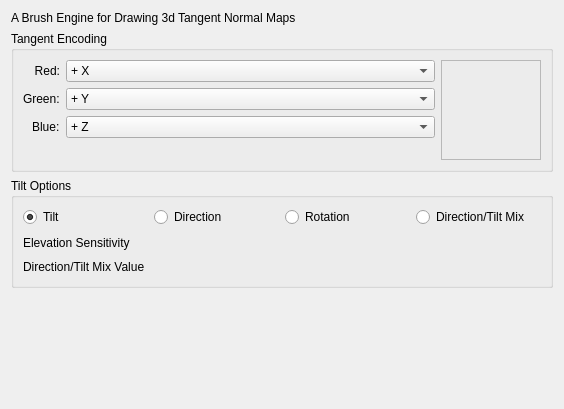
This is plugins/paintops/tangentnormal/wdgtangenttiltoption.ui in KDE/krita as Qt 5 draws it before an edit. The edited form follows.
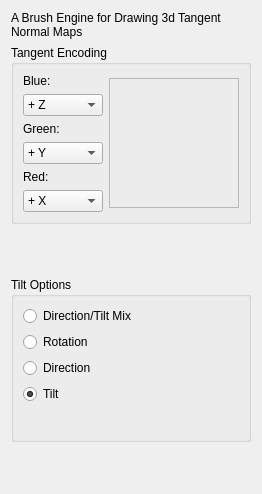
This is the edited form. Custom widgets are drawn as their Qt base class.

Commit message: update tangent normal brush options to make it less wide

The edit to the form file:
```diff
--- a/plugins/paintops/tangentnormal/wdgtangenttiltoption.ui
+++ b/plugins/paintops/tangentnormal/wdgtangenttiltoption.ui
@@ -6,8 +6,8 @@
    <rect>
     <x>0</x>
     <y>0</y>
-    <width>564</width>
-    <height>409</height>
+    <width>262</width>
+    <height>494</height>
    </rect>
   </property>
   <property name="sizePolicy">
@@ -18,16 +18,19 @@
   </property>
   <property name="minimumSize">
    <size>
-    <width>425</width>
-    <height>260</height>
+    <width>50</width>
+    <height>50</height>
    </size>
   </property>
-  <layout class="QVBoxLayout" name="verticalLayout">
+  <layout class="QVBoxLayout" name="verticalLayout_3">
    <item>
     <widget class="QLabel" name="label">
      <property name="text">
       <string extracomment="This is a type of normal map used in 3d rendering. Normal in this case reffers to the Normal in the law of Reflection by William Snellius">A Brush Engine for Drawing 3d Tangent Normal Maps</string>
      </property>
+     <property name="wordWrap">
+      <bool>true</bool>
+     </property>
     </widget>
    </item>
    <item>
@@ -40,106 +43,15 @@
      </property>
      <layout class="QHBoxLayout" name="horizontalLayout">
       <item>
-       <layout class="QFormLayout" name="swizzlebox">
-        <property name="labelAlignment">
-         <set>Qt::AlignRight|Qt::AlignTrailing|Qt::AlignVCenter</set>
-        </property>
-        <item row="0" column="0">
-         <widget class="QLabel" name="RedLabel">
-          <property name="text">
-           <string>Red:</string>
-          </property>
-          <property name="alignment">
-           <set>Qt::AlignRight|Qt::AlignTrailing|Qt::AlignVCenter</set>
-          </property>
-         </widget>
-        </item>
-        <item row="1" column="1">
-         <widget class="QComboBox" name="comboGreen">
-          <property name="currentIndex">
-           <number>2</number>
-          </property>
-          <item>
-           <property name="text">
-            <string extracomment="Positive horizontal axis">+ X</string>
-           </property>
-          </item>
-          <item>
-           <property name="text">
-            <string extracomment="Negative horizontal axis">- X</string>
-           </property>
-          </item>
-          <item>
-           <property name="text">
-            <string extracomment="Positive vertical axis">+ Y</string>
-           </property>
-          </item>
-          <item>
-           <property name="text">
-            <string extracomment="Negative vertical axis">- Y</string>
-           </property>
-          </item>
-          <item>
-           <property name="text">
-            <string extracomment="Positive height axis">+ Z</string>
-           </property>
-          </item>
-          <item>
-           <property name="text">
-            <string extracomment="negative height axis">- Z</string>
-           </property>
-          </item>
-         </widget>
-        </item>
-        <item row="1" column="0">
-         <widget class="QLabel" name="GreenLabel">
-          <property name="text">
-           <string>Green:</string>
-          </property>
-         </widget>
-        </item>
-        <item row="0" column="1">
-         <widget class="QComboBox" name="comboRed">
-          <item>
-           <property name="text">
-            <string extracomment="Positive horizontal axis">+ X</string>
-           </property>
-          </item>
-          <item>
-           <property name="text">
-            <string extracomment="Negative horizontal axis">- X</string>
-           </property>
-          </item>
-          <item>
-           <property name="text">
-            <string extracomment="Positive vertical axis">+ Y</string>
-           </property>
-          </item>
-          <item>
-           <property name="text">
-            <string extracomment="Negative vertical axis">- Y</string>
-           </property>
-          </item>
-          <item>
-           <property name="text">
-            <string extracomment="Positive height axis">+ Z</string>
-           </property>
-          </item>
-          <item>
-           <property name="text">
-            <string extracomment="negative height axis">- Z</string>
-           </property>
-          </item>
-         </widget>
-        </item>
-        <item row="2" column="0">
+       <layout class="QVBoxLayout" name="verticalLayout_4">
+        <item>
          <widget class="QLabel" name="BlueLabel">
           <property name="text">
            <string>Blue:</string>
           </property>
          </widget>
         </item>
-        <item row="2" column="1">
+        <item>
          <widget class="QComboBox" name="comboBlue">
           <property name="currentIndex">
            <number>4</number>
@@ -176,6 +88,94 @@
           </item>
          </widget>
         </item>
+        <item>
+         <widget class="QLabel" name="GreenLabel">
+          <property name="text">
+           <string>Green:</string>
+          </property>
+         </widget>
+        </item>
+        <item>
+         <widget class="QComboBox" name="comboGreen">
+          <property name="currentIndex">
+           <number>2</number>
+          </property>
+          <item>
+           <property name="text">
+            <string extracomment="Positive horizontal axis">+ X</string>
+           </property>
+          </item>
+          <item>
+           <property name="text">
+            <string extracomment="Negative horizontal axis">- X</string>
+           </property>
+          </item>
+          <item>
+           <property name="text">
+            <string extracomment="Positive vertical axis">+ Y</string>
+           </property>
+          </item>
+          <item>
+           <property name="text">
+            <string extracomment="Negative vertical axis">- Y</string>
+           </property>
+          </item>
+          <item>
+           <property name="text">
+            <string extracomment="Positive height axis">+ Z</string>
+           </property>
+          </item>
+          <item>
+           <property name="text">
+            <string extracomment="negative height axis">- Z</string>
+           </property>
+          </item>
+         </widget>
+        </item>
+        <item>
+         <widget class="QLabel" name="RedLabel">
+          <property name="text">
+           <string>Red:</string>
+          </property>
+          <property name="alignment">
+           <set>Qt::AlignLeading|Qt::AlignLeft|Qt::AlignVCenter</set>
+          </property>
+         </widget>
+        </item>
+        <item>
+         <widget class="QComboBox" name="comboRed">
+          <item>
+           <property name="text">
+            <string extracomment="Positive horizontal axis">+ X</string>
+           </property>
+          </item>
+          <item>
+           <property name="text">
+            <string extracomment="Negative horizontal axis">- X</string>
+           </property>
+          </item>
+          <item>
+           <property name="text">
+            <string extracomment="Positive vertical axis">+ Y</string>
+           </property>
+          </item>
+          <item>
+           <property name="text">
+            <string extracomment="Negative vertical axis">- Y</string>
+           </property>
+          </item>
+          <item>
+           <property name="text">
+            <string extracomment="Positive height axis">+ Z</string>
+           </property>
+          </item>
+          <item>
+           <property name="text">
+            <string extracomment="negative height axis">- Z</string>
+           </property>
+          </item>
+         </widget>
+        </item>
        </layout>
       </item>
       <item>
@@ -188,8 +188,14 @@
         </property>
         <property name="minimumSize">
          <size>
-          <width>100</width>
-          <height>100</height>
+          <width>130</width>
+          <height>130</height>
+         </size>
+        </property>
+        <property name="maximumSize">
+         <size>
+          <width>130</width>
+          <height>130</height>
          </size>
         </property>
         <property name="frameShape">
@@ -209,6 +215,22 @@
      </layout>
     </widget>
    </item>
+   <item>
+    <widget class="KisDoubleSliderSpinBox" name="sliderElevationSensitivity" native="true">
+     <property name="sizePolicy">
+      <sizepolicy hsizetype="Expanding" vsizetype="Expanding">
+       <horstretch>0</horstretch>
+       <verstretch>0</verstretch>
+      </sizepolicy>
+     </property>
+     <property name="minimumSize">
+      <size>
+       <width>20</width>
+       <height>20</height>
+      </size>
+     </property>
+    </widget>
+   </item>
    <item>
     <widget class="QGroupBox" name="TiltOptions">
      <property name="title">
@@ -216,7 +238,37 @@
      </property>
      <layout class="QVBoxLayout" name="verticalLayout_2">
       <item>
-       <layout class="QHBoxLayout" name="horizontalLayout_2">
+       <layout class="QVBoxLayout" name="verticalLayout">
+        <item>
+         <widget class="QRadioButton" name="optionMix">
+          <property name="toolTip">
+           <string>&lt;html&gt;&lt;head/&gt;&lt;body&gt;&lt;p&gt;Mix Tilt and Drawing angle to determine the X and Y-axes, while tilt-elevation is used for the Z-axis.&lt;/p&gt;&lt;/body&gt;&lt;/html&gt;</string>
+          </property>
+          <property name="text">
+           <string>Direction/Tilt Mix</string>
+          </property>
+         </widget>
+        </item>
+        <item>
+         <widget class="QRadioButton" name="optionRotation">
+          <property name="toolTip">
+           <string>&lt;html&gt;&lt;head/&gt;&lt;body&gt;&lt;p&gt;Use the rotation sensor available in certain pens to determine the X and Y-axes, while tilt-elevation is used for the Z-axis.&lt;/p&gt;&lt;/body&gt;&lt;/html&gt;</string>
+          </property>
+          <property name="text">
+           <string>Rotation</string>
+          </property>
+         </widget>
+        </item>
+        <item>
+         <widget class="QRadioButton" name="optionDirection">
+          <property name="toolTip">
+           <string>&lt;html&gt;&lt;head/&gt;&lt;body&gt;&lt;p&gt;Use the drawing direction to determine the X and Y-axes, while tilt-elevation is used for the Z-axis.&lt;/p&gt;&lt;/body&gt;&lt;/html&gt;</string>
+          </property>
+          <property name="text">
+           <string>Direction</string>
+          </property>
+         </widget>
+        </item>
         <item>
          <widget class="QRadioButton" name="optionTilt">
           <property name="toolTip">
@@ -230,64 +282,10 @@
           </property>
          </widget>
         </item>
-        <item>
-         <widget class="QRadioButton" name="optionDirection">
-          <property name="toolTip">
-           <string>&lt;html&gt;&lt;head/&gt;&lt;body&gt;&lt;p&gt;Use the drawing direction to determine the X and Y-axes, while tilt-elevation is used for the Z-axis.&lt;/p&gt;&lt;/body&gt;&lt;/html&gt;</string>
-          </property>
-          <property name="text">
-           <string>Direction</string>
-          </property>
-         </widget>
-        </item>
-        <item>
-         <widget class="QRadioButton" name="optionRotation">
-          <property name="toolTip">
-           <string>&lt;html&gt;&lt;head/&gt;&lt;body&gt;&lt;p&gt;Use the rotation sensor available in certain pens to determine the X and Y-axes, while tilt-elevation is used for the Z-axis.&lt;/p&gt;&lt;/body&gt;&lt;/html&gt;</string>
-          </property>
-          <property name="text">
-           <string>Rotation</string>
-          </property>
-         </widget>
-        </item>
-        <item>
-         <widget class="QRadioButton" name="optionMix">
-          <property name="toolTip">
-           <string>&lt;html&gt;&lt;head/&gt;&lt;body&gt;&lt;p&gt;Mix Tilt and Drawing angle to determine the X and Y-axes, while tilt-elevation is used for the Z-axis.&lt;/p&gt;&lt;/body&gt;&lt;/html&gt;</string>
-          </property>
-          <property name="text">
-           <string>Direction/Tilt Mix</string>
-          </property>
-         </widget>
-        </item>
        </layout>
       </item>
       <item>
        <layout class="QFormLayout" name="formLayout">
-        <item row="0" column="0">
-         <widget class="QLabel" name="L_elevation">
-          <property name="text">
-           <string>Elevation Sensitivity</string>
-          </property>
-         </widget>
-        </item>
-        <item row="0" column="1">
-         <widget class="KisDoubleSliderSpinBox" name="sliderElevationSensitivity" native="true">
-          <property name="sizePolicy">
-           <sizepolicy hsizetype="Expanding" vsizetype="Expanding">
-            <horstretch>0</horstretch>
-            <verstretch>0</verstretch>
-           </sizepolicy>
-          </property>
-         </widget>
-        </item>
-        <item row="1" column="0">
-         <widget class="QLabel" name="L_mix">
-          <property name="text">
-           <string>Direction/Tilt Mix Value</string>
-          </property>
-         </widget>
-        </item>
         <item row="1" column="1">
          <widget class="KisDoubleSliderSpinBox" name="sliderMixValue" native="true">
           <property name="sizePolicy">
@@ -296,6 +294,12 @@
             <verstretch>0</verstretch>
            </sizepolicy>
           </property>
+          <property name="minimumSize">
+           <size>
+            <width>20</width>
+            <height>20</height>
+           </size>
+          </property>
          </widget>
         </item>
        </layout>
@@ -310,8 +314,8 @@
      </property>
      <property name="sizeHint" stdset="0">
       <size>
-       <width>20</width>
-       <height>40</height>
+       <width>5</width>
+       <height>5</height>
       </size>
      </property>
     </spacer>
```
Left out of the diff: 16 changed lines with no effect on the pictures. The commit also changes 3 other files.
